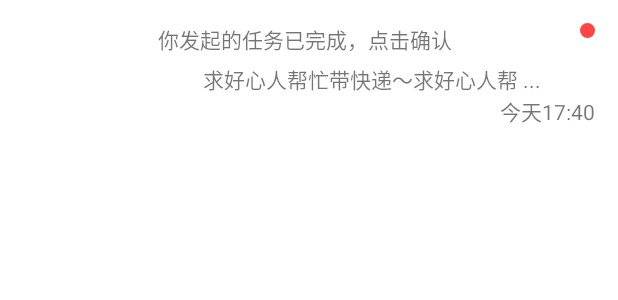
After one commit to systemanalyse/raiseMoney, an Android app: the layout notification_item.xml on its own in the app's theme, with its tools: preview values and no code run, on a phone screen of 412 x 824 dp. The commit adds this screen. Shown: the top 300 px of the screen. Run offline under Robolectric (Android 15) with nearby library versions, the light colour scheme and no system bars.

Commit message:
add notification layout

```diff
--- a/RaiseMoney/client/Jingle/app/build.gradle
+++ b/RaiseMoney/client/Jingle/app/build.gradle
@@ -26,6 +26,7 @@ dependencies {
     implementation fileTree(dir: 'libs', include: ['*.jar'])
     implementation 'com.android.support:appcompat-v7:28.0.0-alpha1'
     implementation 'com.android.support:design:28.0.0'
+    implementation 'com.android.support:recyclerview-v7:28.0.0'
     implementation 'com.android.support.constraint:constraint-layout:1.1.0'
     implementation 'com.github.ittianyu:BottomNavigationViewEx:2.0.4'
     implementation 'com.android.support:support-v4:28.0.0'
--- a/RaiseMoney/client/Jingle/app/src/main/AndroidManifest.xml
+++ b/RaiseMoney/client/Jingle/app/src/main/AndroidManifest.xml
@@ -2,7 +2,7 @@
 <manifest xmlns:android="http://schemas.android.com/apk/res/android"
   package="com.carolsum.jingle">
 
-  <uses-permission android:name="android.permission.READ_EXTERNAL_STORAGE"/>
+  <uses-permission android:name="android.permission.READ_EXTERNAL_STORAGE" />
 
   <application
     android:allowBackup="true"
@@ -20,7 +20,8 @@
     </activity>
     <activity android:name=".ui.activity.HomeActivity" />
     <activity android:name=".ui.activity.RegisterActivity" />
-    <activity android:name=".ui.activity.RegisterSuccessActivity"></activity>
+    <activity android:name=".ui.activity.RegisterSuccessActivity" />
+    <activity android:name=".ui.activity.NotificationActivity"></activity>
   </application>
 
 </manifest>
--- /dev/null
+++ b/RaiseMoney/client/Jingle/app/src/main/res/drawable/circle.xml
@@ -0,0 +1,12 @@
+<?xml version="1.0" encoding="utf-8"?>
+<shape
+  xmlns:android="http://schemas.android.com/apk/res/android"
+  android:shape="oval">
+
+  <solid
+    android:color="#ffff4444"/>
+
+  <size
+    android:width="12dp"
+    android:height="12dp"/>
+</shape>
--- /dev/null
+++ b/RaiseMoney/client/Jingle/app/src/main/res/layout/notification_item.xml
@@ -0,0 +1,77 @@
+<?xml version="1.0" encoding="utf-8"?>
+<FrameLayout xmlns:android="http://schemas.android.com/apk/res/android"
+  android:layout_width="match_parent"
+  android:layout_height="wrap_content"
+  android:paddingLeft="15dp"
+  android:paddingRight="15dp"
+  android:paddingTop="15dp"
+  android:paddingBottom="15dp">
+
+  <LinearLayout
+    android:layout_width="match_parent"
+    android:layout_height="wrap_content"
+    android:orientation="horizontal">
+
+    <ImageView
+      android:id="@+id/notification_origin"
+      android:layout_width="80dp"
+      android:layout_height="80dp"
+      android:gravity="center" />
+
+    <LinearLayout
+      android:layout_width="0dp"
+      android:layout_marginLeft="10dp"
+      android:layout_weight="1"
+      android:layout_height="wrap_content"
+      android:orientation="vertical">
+
+      <TextView
+        android:id="@+id/message_title"
+        android:layout_width="match_parent"
+        android:layout_height="wrap_content"
+        android:text="你发起的任务已完成，点击确认"
+        android:textSize="14dp"
+        />
+
+      <LinearLayout
+        android:layout_width="match_parent"
+        android:layout_height="wrap_content"
+        android:layout_marginTop="5dp"
+        android:orientation="horizontal">
+
+        <ImageView
+          android:id="@+id/message_type"
+          android:layout_width="20dp"
+          android:layout_height="20dp"/>
+
+        <TextView
+          android:id="@+id/message_desc"
+          android:layout_width="match_parent"
+          android:layout_height="wrap_content"
+          android:layout_marginLeft="10dp"
+          android:ellipsize="end"
+          android:singleLine="true"
+          android:text="求好心人帮忙带快递～求好心人帮 ..."/>
+
+
+      </LinearLayout>
+
+      <TextView
+        android:id="@+id/message_date"
+        android:layout_width="wrap_content"
+        android:layout_height="wrap_content"
+        android:layout_gravity="end"
+        android:text="今天17:40"/>
+
+    </LinearLayout>
+
+  </LinearLayout>
+
+  <View
+    android:id="@+id/new_message_mark"
+    android:layout_width="10dp"
+    android:layout_height="10dp"
+    android:layout_gravity="right"
+    android:background="@drawable/circle"/>
+
+</FrameLayout>
```
Also changed, not shown: RaiseMoney/client/Jingle/app/src/main/java/com/carolsum/jingle/MainActivity.java (+11 -0 lines), RaiseMoney/client/Jingle/app/src/main/java/com/carolsum/jingle/model/JNotification.java (added, +73 -0 lines), RaiseMoney/client/Jingle/app/src/main/java/com/carolsum/jingle/ui/activity/NotificationActivity.java (added, +60 -0 lines), RaiseMoney/client/Jingle/app/src/main/java/com/carolsum/jingle/ui/adapters/NotificationAdapter.java (added, +86 -0 lines), RaiseMoney/client/Jingle/app/src/main/res/layout/activity_main.xml (+7 -0 lines), RaiseMoney/client/Jingle/app/src/main/res/layout/activity_notification.xml (added, +22 -0 lines).
